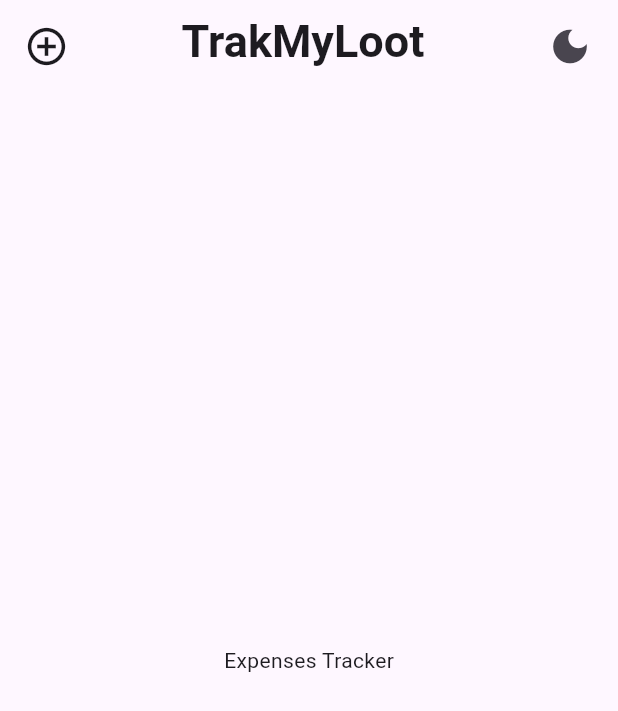
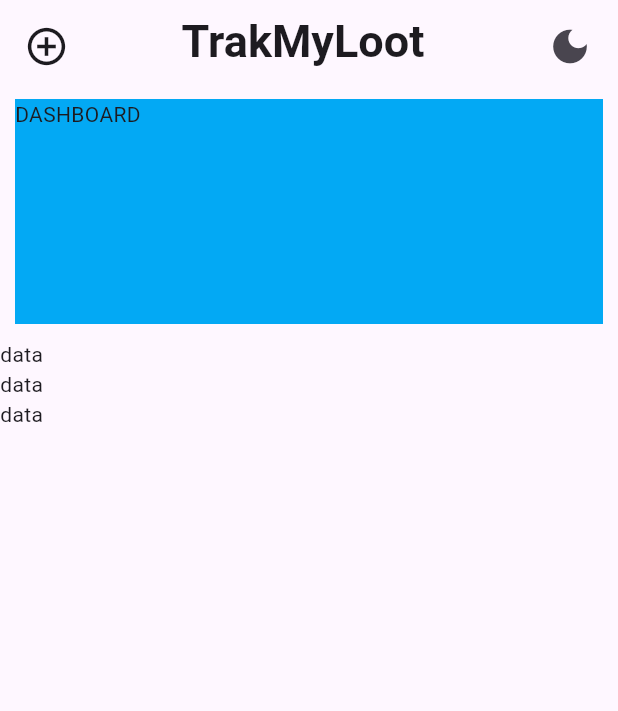
Before and after one commit to kavindus0/TrakMyLoot, a Flutter app: the screen it shows after launch, on a phone screen of 412 x 824 dp. Shown: the top 711 px of the screen. Run offline on Flutter 3.47's test engine with Material 3 defaults, Android fonts, the light colour scheme and no system bars; missing offline and left inert: dart:ffi.

```diff
--- a/lib/main.dart
+++ b/lib/main.dart
@@ -1,3 +1,5 @@
+import 'dart:ffi';
+
 import 'package:flutter/material.dart';
 
 void main() {
@@ -62,10 +64,30 @@ class _ExpenseTrackerHomeState extends State<ExpenseTrackerHome> {
               ),
             ),
           ),
-        body: const Center(
-          child: Text("Expenses Tracker"),
+          body: Column(
+            children: [
+              Container(
+                width: double.maxFinite,
+                height: 150,
+                margin: const EdgeInsets.all(10),
+                child: const ColoredBox(
+                  color: Colors.lightBlue,
+                  child: Text("DASHBOARD"),
                 ),
               ),
+              SingleChildScrollView(
+                child: ListView(
+                  shrinkWrap: true,
+                  scrollDirection: Axis.vertical,
+                  children: const [
+                    Text('data'),
+                    Text('data'),
+                    Text('data'),
+                  ],
+                ),
+              )
+            ],
+          )),
     );
   }
 }
```
Also changed, not shown: fonts/OpenSans-Bold.ttf (added), fonts/OpenSans-Regular.ttf (added), fonts/Quicksand-Bold.ttf (added), fonts/Quicksand-Light.ttf (added), fonts/Quicksand-Medium.ttf (added), fonts/Quicksand-Regular.ttf (added), images/waiting.png (added), 1 other file. Lines whose indentation alone changed are shown as unchanged.
